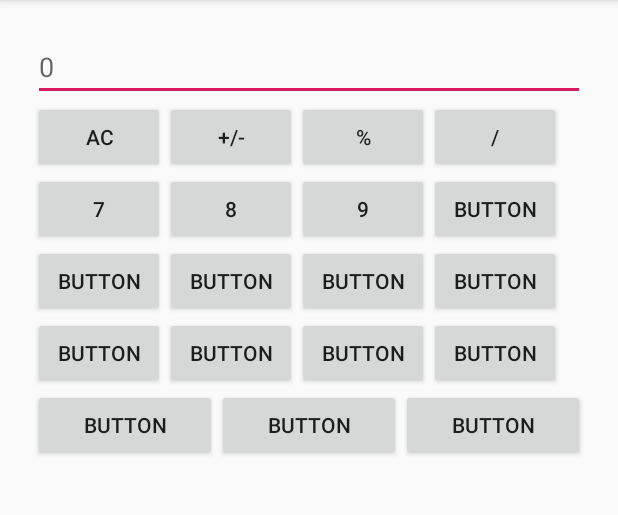
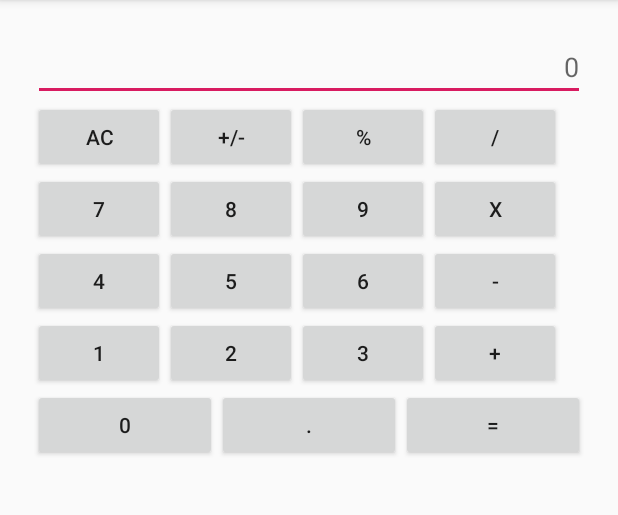
Before and after one commit to Pedestal19/Calculator_Demo, an Android app: the screen it shows after launch (MainActivity), on a phone screen of 412 x 824 dp, the part 84-599 px from its top. Run offline under Robolectric (Android 15) with nearby library versions, the phone set to English and light mode, and no system bars.

Commit message:
ui view complete

```diff
--- a/app/src/main/res/layout/activity_main.xml
+++ b/app/src/main/res/layout/activity_main.xml
@@ -11,6 +11,7 @@
     <EditText
         android:layout_width="match_parent"
         android:layout_height="wrap_content"
+        android:gravity="right"
         android:hint="0" />
 
     <TableLayout
@@ -72,7 +73,7 @@
                 android:id="@+id/button8"
                 android:layout_width="wrap_content"
                 android:layout_height="wrap_content"
-                android:text="Button" />
+                android:text="X" />
         </TableRow>
 
         <TableRow
@@ -83,25 +84,25 @@
                 android:id="@+id/button15"
                 android:layout_width="wrap_content"
                 android:layout_height="wrap_content"
-                android:text="Button" />
+                android:text="4" />
 
             <Button
                 android:id="@+id/button14"
                 android:layout_width="wrap_content"
                 android:layout_height="wrap_content"
-                android:text="Button" />
+                android:text="5" />
 
             <Button
                 android:id="@+id/button13"
                 android:layout_width="wrap_content"
                 android:layout_height="wrap_content"
-                android:text="Button" />
+                android:text="6" />
 
             <Button
                 android:id="@+id/button12"
                 android:layout_width="wrap_content"
                 android:layout_height="wrap_content"
-                android:text="Button" />
+                android:text="-" />
         </TableRow>
 
         <TableRow
@@ -112,25 +113,25 @@
                 android:id="@+id/button19"
                 android:layout_width="wrap_content"
                 android:layout_height="wrap_content"
-                android:text="Button" />
+                android:text="1" />
 
             <Button
                 android:id="@+id/button18"
                 android:layout_width="wrap_content"
                 android:layout_height="wrap_content"
-                android:text="Button" />
+                android:text="2" />
 
             <Button
                 android:id="@+id/button17"
                 android:layout_width="wrap_content"
                 android:layout_height="wrap_content"
-                android:text="Button" />
+                android:text="3" />
 
             <Button
                 android:id="@+id/button16"
                 android:layout_width="wrap_content"
                 android:layout_height="wrap_content"
-                android:text="Button" />
+                android:text="+" />
         </TableRow>
     </TableLayout>
 
@@ -144,21 +145,21 @@
             android:layout_width="wrap_content"
             android:layout_height="wrap_content"
             android:layout_weight="1"
-            android:text="Button" />
+            android:text="0" />
 
         <Button
             android:id="@+id/button2"
             android:layout_width="wrap_content"
             android:layout_height="wrap_content"
             android:layout_weight="1"
-            android:text="Button" />
+            android:text="." />
 
         <Button
             android:id="@+id/button"
             android:layout_width="wrap_content"
             android:layout_height="wrap_content"
             android:layout_weight="1"
-            android:text="Button" />
+            android:text="=" />
     </LinearLayout>
 
 </LinearLayout>
```
